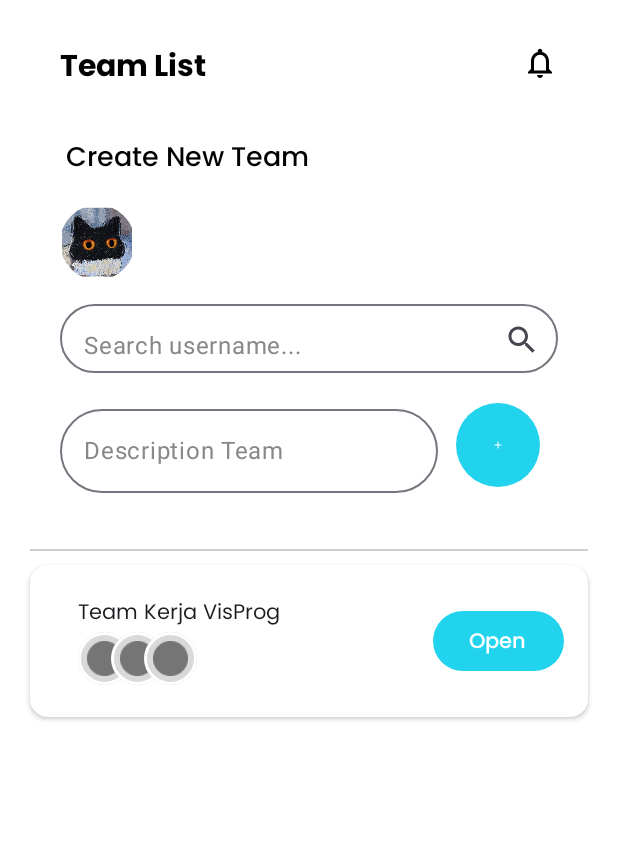
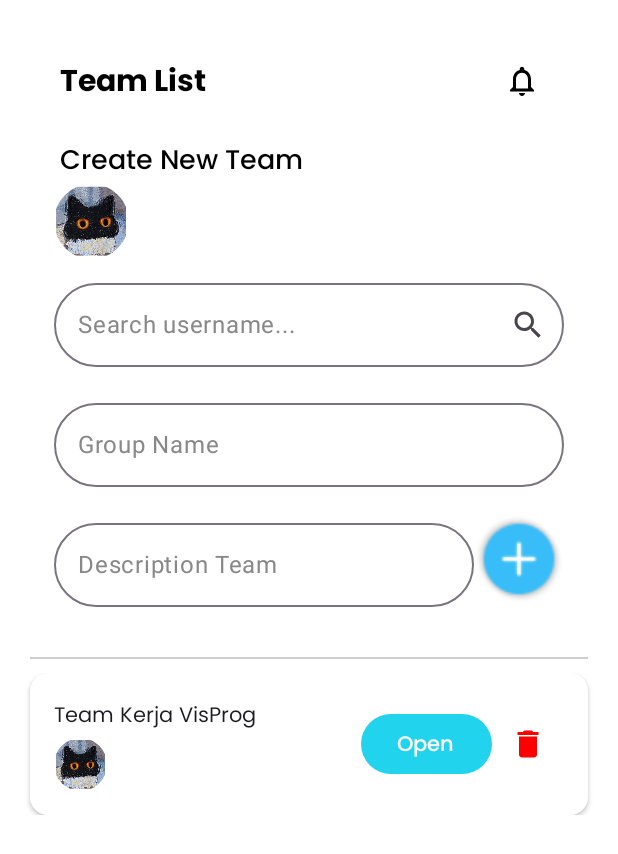
Before and after one commit to jasonmiracleg/ALP_VP, an Android app built with Jetpack Compose: the @Preview function TeamListPreView, on a phone screen of 412 x 824 dp. Shown: the top 854 px of the screen. Run offline under Robolectric (Android 15) with nearby library versions, the phone set to English and light mode, and no system bars.

Commit message:
mvvm: groupList & groupTasks

```diff
--- a/app/build.gradle.kts
+++ b/app/build.gradle.kts
@@ -59,7 +59,8 @@ dependencies {
     implementation("androidx.compose.ui:ui-graphics")
     implementation("androidx.compose.ui:ui-tooling-preview")
     implementation("androidx.compose.material3:material3")
-    implementation("androidx.compose.material:material-icons-extended") // Add Material Icon
+    implementation("androidx.compose.material:material-icons-extended")
+    implementation("androidx.navigation:navigation-runtime-ktx:2.7.6") // Add Material Icon
     testImplementation("junit:junit:4.13.2")
     androidTestImplementation("androidx.test.ext:junit:1.1.5")
     androidTestImplementation("androidx.test.espresso:espresso-core:3.5.1")
@@ -67,4 +68,5 @@ dependencies {
     androidTestImplementation("androidx.compose.ui:ui-test-junit4")
     debugImplementation("androidx.compose.ui:ui-tooling")
     debugImplementation("androidx.compose.ui:ui-test-manifest")
+    implementation("androidx.lifecycle:lifecycle-viewmodel-compose:2.6.2")
 }
--- /dev/null
+++ b/app/src/main/java/com/example/alp_vp/model/Group.kt
@@ -0,0 +1,6 @@
+package com.example.alp_vp.model
+
+data class Group(
+    val group_name: String,
+    val description: String
+)
--- /dev/null
+++ b/app/src/main/java/com/example/alp_vp/model/GroupUIState.kt
@@ -0,0 +1,7 @@
+package com.example.alp_vp.model
+
+data class GroupUIState(
+    val groups: MutableList<Group> = mutableListOf(
+        Group("Team Kerja VisProg", "Membuat aplikasi android management waktu")
+    )
+)
--- a/app/src/main/java/com/example/alp_vp/ui/view/group/TeamList.kt
+++ b/app/src/main/java/com/example/alp_vp/ui/view/group/TeamList.kt
@@ -1,26 +1,24 @@
 package com.example.alp_vp.ui.view.group
 
-import androidx.compose.foundation.BorderStroke
 import androidx.compose.foundation.Image
 import androidx.compose.foundation.background
-import androidx.compose.foundation.border
+import androidx.compose.foundation.clickable
 import androidx.compose.foundation.layout.Arrangement
-import androidx.compose.foundation.layout.Box
 import androidx.compose.foundation.layout.Column
 import androidx.compose.foundation.layout.Row
+import androidx.compose.foundation.layout.fillMaxSize
 import androidx.compose.foundation.layout.fillMaxWidth
 import androidx.compose.foundation.layout.height
-import androidx.compose.foundation.layout.offset
 import androidx.compose.foundation.layout.padding
-import androidx.compose.foundation.layout.requiredHeight
-import androidx.compose.foundation.layout.requiredSize
-import androidx.compose.foundation.layout.requiredWidth
 import androidx.compose.foundation.layout.size
+import androidx.compose.foundation.lazy.LazyColumn
 import androidx.compose.foundation.shape.CircleShape
 import androidx.compose.foundation.shape.RoundedCornerShape
 import androidx.compose.foundation.text.KeyboardOptions
 import androidx.compose.material.icons.Icons
 import androidx.compose.material.icons.filled.Add
+import androidx.compose.material.icons.filled.Delete
+import androidx.compose.material.icons.filled.Notifications
 import androidx.compose.material.icons.filled.Search
 import androidx.compose.material.icons.outlined.Notifications
 import androidx.compose.material3.Button
@@ -32,6 +30,7 @@ import androidx.compose.material3.IconButton
 import androidx.compose.material3.OutlinedTextField
 import androidx.compose.material3.Text
 import androidx.compose.runtime.Composable
+import androidx.compose.runtime.collectAsState
 import androidx.compose.runtime.getValue
 import androidx.compose.runtime.mutableStateOf
 import androidx.compose.runtime.saveable.rememberSaveable
@@ -40,7 +39,6 @@ import androidx.compose.ui.Alignment
 import androidx.compose.ui.Modifier
 import androidx.compose.ui.draw.clip
 import androidx.compose.ui.graphics.Color
-import androidx.compose.ui.graphics.ColorFilter
 import androidx.compose.ui.layout.ContentScale
 import androidx.compose.ui.res.painterResource
 import androidx.compose.ui.text.font.Font
@@ -52,7 +50,9 @@ import androidx.compose.ui.text.style.TextAlign
 import androidx.compose.ui.tooling.preview.Preview
 import androidx.compose.ui.unit.dp
 import androidx.compose.ui.unit.sp
+import androidx.lifecycle.viewmodel.compose.viewModel
 import com.example.alp_vp.R
+import com.example.alp_vp.viewmodel.group.GroupViewModel
 import androidx.compose.material3.Icon as Icon
 
 val poppins = FontFamily(
@@ -62,7 +62,8 @@ val poppins = FontFamily(
     Font(R.font.poppins_semibold, FontWeight.SemiBold),
 )
 @Composable
-fun TeamListView(){
+fun TeamListView(groupViewModel: GroupViewModel = viewModel()){
+    val groupUIState by groupViewModel.data.collectAsState()
     Column(
         modifier = Modifier
             .padding(20.dp),
@@ -72,21 +73,22 @@ fun TeamListView(){
         Row(
             modifier = Modifier
                 .fillMaxWidth()
-                .padding(start = 20.dp, top = 10.dp, end = 20.dp, bottom = 10.dp)
+                .padding(start = 20.dp, top = 10.dp, end = 20.dp)
         ) {
             Text(
                 text = "Team List",
                 fontSize = 20.sp,
                 fontFamily = poppins,
                 fontWeight = FontWeight.ExtraBold,
-                modifier = Modifier.weight(1f)
+                modifier = Modifier.weight(1f).align(Alignment.CenterVertically)
             )
-            Icon(
-                imageVector = Icons.Outlined.Notifications,
-                contentDescription = "Notif"
-            )
+            IconButton(onClick = { /*route(team_notif)*/ } ,
+                modifier = Modifier.align(Alignment.Top)) {
+                Icon(Icons.Outlined.Notifications, "notif")
+
+            }
         }
-        createTeam()
+        createTeam(groupViewModel)
         Image(
             painter = painterResource(id = R.drawable.line),
             contentDescription = "divider",
@@ -96,18 +98,38 @@ fun TeamListView(){
 
         )
         //lazycolumn
-        ListGroupCard()
+        LazyColumn(
+            verticalArrangement = Arrangement.spacedBy(16.dp),
+
+        ){
+            items(groupUIState.groups.size){
+                ListGroupCard(
+                    group_name = groupUIState.groups[it].group_name,
+                    onClick = {
+                        // Define your onClick logic here
+                    },
+                    onDeleteClick = {
+                        groupViewModel.deleteGroup(groupUIState.groups[it])
+                    }
+                )
+            }
+        }
+
     }
 }
 
 @OptIn(ExperimentalMaterial3Api::class)
 @Composable
-fun createTeam(){
+fun createTeam(
+    groupViewModel: GroupViewModel
+){
+
     var searchusername by rememberSaveable { mutableStateOf("") }
-    var team_description by rememberSaveable { mutableStateOf("") }
+    var description by rememberSaveable { mutableStateOf("") }
+    var group_name by rememberSaveable { mutableStateOf("") }
     Column (
         modifier = Modifier
-            .padding(20.dp),
+            .padding(16.dp),
         verticalArrangement = Arrangement.Top,
         horizontalAlignment = Alignment.Start
     ){
@@ -118,7 +140,7 @@ fun createTeam(){
             fontWeight = FontWeight.Medium,
             textAlign = TextAlign.Start,
             modifier = Modifier
-                .padding(start = 4.dp, bottom = 20.dp, top = 4.dp)
+                .padding(start = 4.dp, bottom = 4.dp)
         )
         //LazyRow(){} untuk profile picts users
         Row {
@@ -142,19 +164,33 @@ fun createTeam(){
             ),
             modifier = Modifier
                 .fillMaxWidth()
-                .height(70.dp)
+                .height(80.dp)
+                .padding(vertical = 8.dp)
+
+        )
+        CustomGroupName(
+            value = group_name,
+            onValueChanged = {group_name = it} ,
+            text = "Group Name",
+            keyboardOptions = KeyboardOptions.Default.copy(
+                keyboardType = KeyboardType.Text,
+                imeAction = ImeAction.Done
+            ),
+            modifier = Modifier
+                .fillMaxWidth()
+                .height(80.dp)
                 .padding(vertical = 8.dp)
 
         )
         Row (
             modifier = Modifier
-                .fillMaxWidth()
+                .fillMaxWidth(), verticalAlignment = Alignment.CenterVertically
 
 
         ){
             CustomTeamDescriptionField(
-                value = team_description,
-                onValueChanged = {team_description = it} ,
+                value = description,
+                onValueChanged = {description = it} ,
                 text = "Description Team",
                 keyboardOptions = KeyboardOptions.Default.copy(
                     keyboardType = KeyboardType.Text,
@@ -165,25 +201,15 @@ fun createTeam(){
                     .weight(1f)
                     .padding(top = 8.dp, bottom = 8.dp)
             )
-//            Image(painter = painterResource(id = R.drawable.add_group),
-//                contentDescription = "tambah grup",
-//                modifier = Modifier
-//                    .size(80.dp)
-//                    .padding(12.dp)
-//            )
-            Button(
-                onClick = {
-                    // logics
-                },
+            Image(
                 modifier = Modifier
-                    .size(width = 80.dp, height = 80.dp)
-                    .padding(12.dp),
-                colors = ButtonDefaults.buttonColors(containerColor = Color(0xFF22D3EE)),
-            ) {
-                Icon(imageVector = Icons.Default.Add,
-                    contentDescription = "Tambah Grup",
-                    modifier = Modifier.size(48.dp))
-            }
+                    .clickable { groupViewModel.addGroup(group_name, description) }
+                    .size(60.dp),
+                painter = painterResource(id = R.drawable.add_group),
+                contentDescription = "Tambah group",
+                alignment = Alignment.Center
+            )
+
 
         }
 
@@ -192,12 +218,15 @@ fun createTeam(){
 
 
 @Composable
-fun ListGroupCard(colorBackground: Color = Color(0xFFEBEBEB)) {
+fun ListGroupCard(
+    colorBackground: Color = Color(0xFFEBEBEB),
+    onClick: () -> Unit,
+    group_name: String,
+    onDeleteClick: () -> Unit,
+    ) {
     ElevatedCard(
         colors = CardDefaults.cardColors(containerColor = Color.White),
-        elevation = CardDefaults.cardElevation(
-            defaultElevation = 2.dp
-        ),
+        elevation = CardDefaults.cardElevation(defaultElevation = 2.dp),
         modifier = Modifier
             .fillMaxWidth()
     ) {
@@ -209,23 +238,31 @@ fun ListGroupCard(colorBackground: Color = Color(0xFFEBEBEB)) {
         ) {
             Column {
                 Text(
-                    text = "Team Kerja VisProg",
+                    text = group_name,
                     fontFamily = poppins,
                     modifier = Modifier
-                        .padding(start = 16.dp, top = 5.dp, bottom = 2.dp, end = 16.dp),
+                        .padding(top = 2.dp, bottom = 6.dp, end = 16.dp),
                     textAlign = TextAlign.Center,
                 )
 
-                ProfileUserLain(modifier = Modifier.padding(start = 16.dp, top = 2.dp, bottom = 5.dp, end = 16.dp))
+                Row(){
+                    ProfileUserLain()
+                }
+
             }
             Row (modifier = Modifier.align(Alignment.CenterVertically)){
                 Button(
                     onClick = {
-                        // logics
+                        // routing msh belum jadi
                     },
                     colors = ButtonDefaults.buttonColors(containerColor = Color(0xFF22D3EE)),
                 ) {
                     Text(text = "Open", fontFamily = poppins)
+                }
+                IconButton(onClick = onDeleteClick ,
+                    modifier = Modifier.align(Alignment.Top)) {
+                    Icon(Icons.Default.Delete, "delete", tint = Color.Red)
+
                 }
             }
 
@@ -236,82 +273,14 @@ fun ListGroupCard(colorBackground: Color = Color(0xFFEBEBEB)) {
 
 @Composable
 fun ProfileUserLain(modifier: Modifier = Modifier) {
-    Box(
-        modifier = modifier
-            .requiredWidth(width = 79.dp)
-            .requiredHeight(height = 35.dp)
-    ) {
-        Box(
+        Image(
+            painter = painterResource(id = R.drawable.profilepict),
+            contentDescription = "Profile Picture",
+            contentScale = ContentScale.FillBounds,
             modifier = Modifier
-                .requiredSize(size = 35.dp)
-                .clip(shape = CircleShape)
-                .background(color = Color(0xffd9d9d9))
-                .border(
-                    border = BorderStroke(2.dp, Color.White),
-                    shape = CircleShape
-                ))
-        Image(
-            painter = painterResource(id = R.drawable.wajahorang),
-            contentDescription = "face_FILL0_wght400_GRAD0_opsz24 1",
-            colorFilter = ColorFilter.tint(Color(0xff757575)),
-            modifier = Modifier
-                .align(alignment = Alignment.TopStart)
-                .offset(
-                    x = 6.dp,
-                    y = 6.dp
-                )
-                .requiredSize(size = 23.dp))
-        Box(
-            modifier = Modifier
-                .align(alignment = Alignment.TopStart)
-                .offset(
-                    x = 22.dp,
-                    y = 0.dp
-                )
-                .requiredSize(size = 35.dp)
-                .clip(shape = CircleShape)
-                .background(color = Color(0xffd9d9d9))
-                .border(
-                    border = BorderStroke(2.dp, Color.White),
-                    shape = CircleShape
-                ))
-        Image(
-            painter = painterResource(id = R.drawable.wajahorang),
-            contentDescription = "face_FILL0_wght400_GRAD0_opsz24 2",
-            colorFilter = ColorFilter.tint(Color(0xff757575)),
-            modifier = Modifier
-                .align(alignment = Alignment.TopStart)
-                .offset(
-                    x = 28.dp,
-                    y = 6.dp
-                )
-                .requiredSize(size = 23.dp))
-        Box(
-            modifier = Modifier
-                .align(alignment = Alignment.TopStart)
-                .offset(
-                    x = 44.dp,
-                    y = 0.dp
-                )
-                .requiredSize(size = 35.dp)
-                .clip(shape = CircleShape)
-                .background(color = Color(0xffd9d9d9))
-                .border(
-                    border = BorderStroke(2.dp, Color.White),
-                    shape = CircleShape
-                ))
-        Image(
-            painter = painterResource(id = R.drawable.wajahorang),
-            contentDescription = "face_FILL0_wght400_GRAD0_opsz24 3",
-            colorFilter = ColorFilter.tint(Color(0xff757575)),
-            modifier = Modifier
-                .align(alignment = Alignment.TopStart)
-                .offset(
-                    x = 50.dp,
-                    y = 6.dp
-                )
-                .requiredSize(size = 23.dp))
-    }
+                .size(35.dp)
+                .clip(CircleShape)
+        )
 }
 
 
@@ -345,6 +314,26 @@ fun CustomSearchUsernameField(
         modifier = modifier.fillMaxWidth()
         )
 }
+@OptIn(ExperimentalMaterial3Api::class)
+@Composable
+fun CustomGroupName(
+    value: String,
+    onValueChanged: (String) -> Unit,
+    text: String,
+    keyboardOptions: KeyboardOptions,
+    modifier: Modifier = Modifier,
+
+    ) {
+    OutlinedTextField(
+        value = value,
+        onValueChange = onValueChanged,
+        shape = RoundedCornerShape(50.dp),
+        label = { Text(text = text, color = Color.Gray) },
+        keyboardOptions = keyboardOptions,
+        modifier = modifier.fillMaxWidth()
+    )
+}
+
 
 @OptIn(ExperimentalMaterial3Api::class)
 @Composable
```
Also changed, not shown: app/src/main/java/com/example/alp_vp/model/GroupTodolist.kt (added, +7 -0 lines), app/src/main/java/com/example/alp_vp/model/GroupTodolistUIState.kt (added, +7 -0 lines), app/src/main/java/com/example/alp_vp/model/Grouping.kt (added, +9 -0 lines), app/src/main/java/com/example/alp_vp/ui/view/group/CreateGroupTask.kt (renamed from app/src/main/java/com/example/alp_vp/ui/view/group/CreateToDoList.kt, +20 -15 lines), app/src/main/java/com/example/alp_vp/viewmodel/group/GroupTodolistViewModel.kt (added, +32 -0 lines), app/src/main/java/com/example/alp_vp/viewmodel/group/GroupViewModel.kt (+31 -0 lines).
